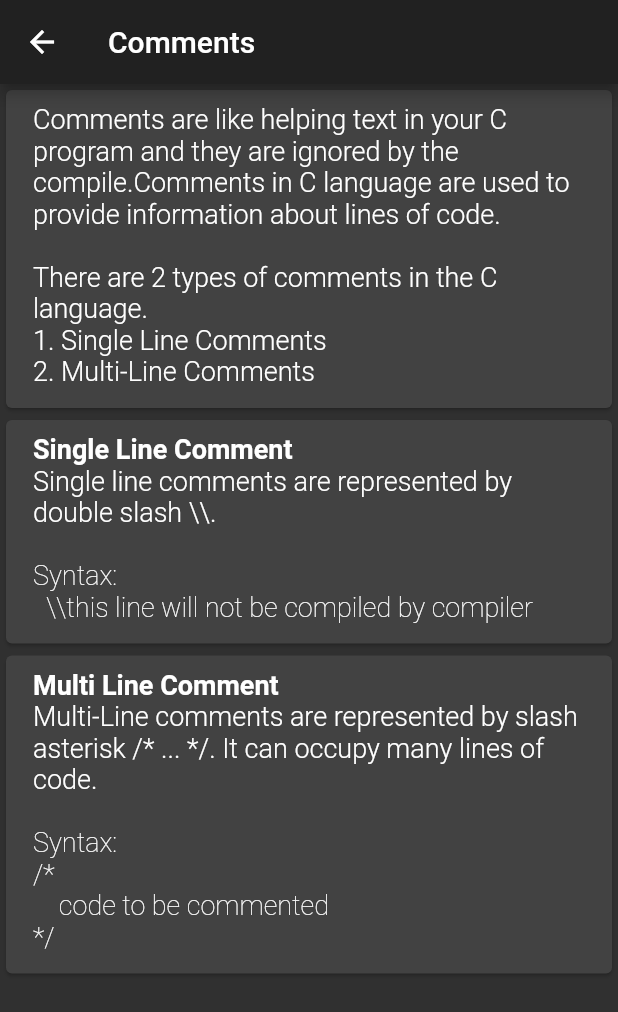
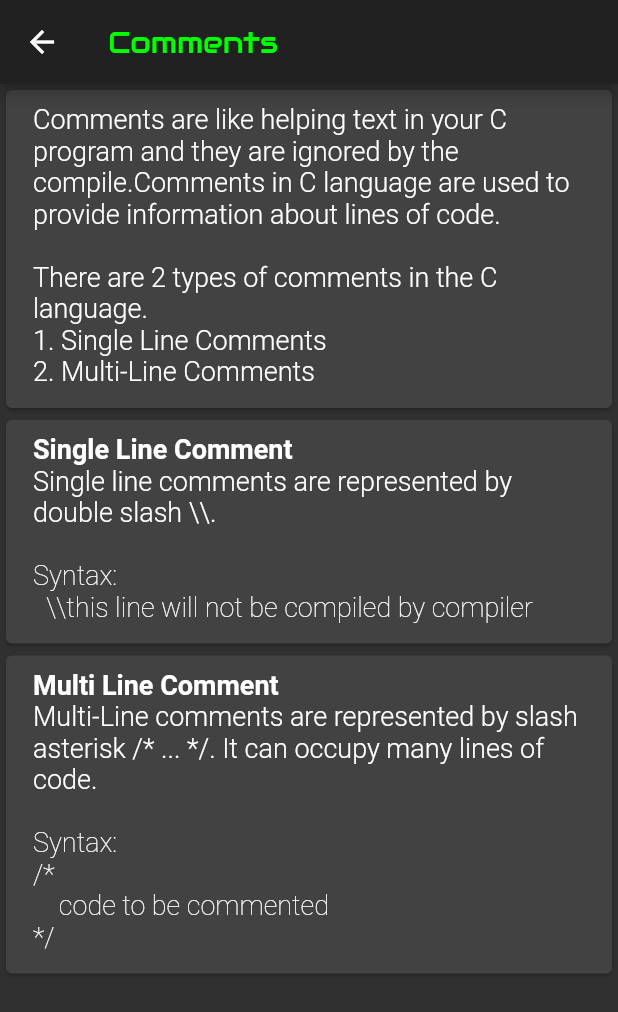
Before and after one commit to enzaimz/c_made_easy, a Flutter app: the Comment screen opened directly, on a phone screen of 412 x 824 dp. Shown: the top 1012 px of the screen. Run offline on Flutter 3.47's test engine with Material 2 defaults, Android fonts, the phone set to English and light mode, and no system bars; our stand-ins replace flutter_markdown; missing offline and left inert: link; network calls fail.

Commit message:
updated comments

```diff
--- a/lib/theory/comment.dart
+++ b/lib/theory/comment.dart
@@ -5,7 +5,7 @@ class Comment extends StatelessWidget{
   Widget build(BuildContext context) {
     return Scaffold(
       appBar: AppBar(
-        title: Text("Comments"),
+        title: Hero(tag: 'comments',child: Text("Comments",style: TextStyle(fontFamily: 'Audiowide',color: Color(0xFF00FF00) ),)),
       ),
       body: ListView(
         children: <Widget>[
```
